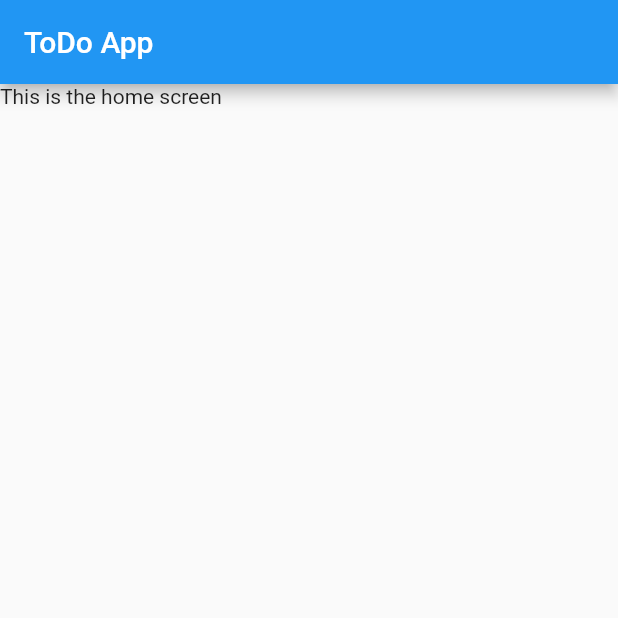
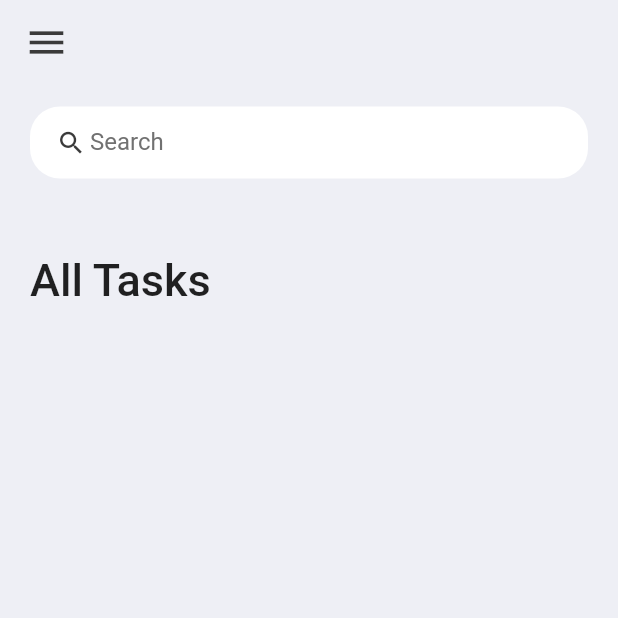
Before and after one commit to TripleJah/flutter_to_do_app, a Flutter app: the screen it shows after launch, on a phone screen of 412 x 824 dp, the top half of it. Run offline on Flutter 3.47's test engine with Material 2 defaults, Android fonts, the phone set to English and light mode, and no system bars.

Commit message:
added list build

```diff
--- a/flutter_todo/lib/main.dart
+++ b/flutter_todo/lib/main.dart
@@ -12,7 +12,9 @@ class MyApp extends StatelessWidget {
   // This widget is the root of your application.
   @override
   Widget build(BuildContext context) {
+    SystemChrome.setSystemUIOverlayStyle(SystemUiOverlayStyle(statusBarColor: Colors.transparent));
     return MaterialApp(
+      debugShowCheckedModeBanner: false,
       title: 'ToDo App',
       home: Home(),
     );
--- a/flutter_todo/lib/screens/home.dart
+++ b/flutter_todo/lib/screens/home.dart
@@ -1,4 +1,5 @@
 import 'package:flutter/material.dart';
+import 'package:flutter_todo/constant/colors.dart';
 
 class Home extends StatelessWidget {
   const Home({Key? key}) : super(key: key);
@@ -6,10 +7,77 @@ class Home extends StatelessWidget {
   @override
   Widget build(BuildContext context) {
     return Scaffold(
-      appBar: AppBar(title: Text('ToDo App')),
+      backgroundColor: tdBGColor,
+      appBar: _buildAppBar(),
       body: Container(
-        child: Text('This is the home screen'),
+        padding: EdgeInsets.symmetric(
+          horizontal: 20,
+          vertical: 15
+          ),
+        child: Column(
+          children: [
+            searchBox(),
+            Expanded(
+              child: ListView(
+                children: [
+                  Container(
+                    margin: EdgeInsets.only(
+                      top: 50,
+                      bottom: 20,
+                    ),
+                    child: Text(
+                      'All Tasks',
+                      style: TextStyle(
+                        fontSize: 30,
+                        fontWeight: FontWeight.w500,
+                      ),
+                    ),
+                  )
+                ],
+              ),
+            )
+          ],
+        ),
       ),
     );
   }
+
+Widget searchBox() {
+    return Container(
+      padding: EdgeInsets.symmetric(horizontal: 15),
+      decoration: BoxDecoration(
+        color: Colors.white,
+        borderRadius: BorderRadius.circular(20),
+      ),
+      child: TextField(
+        decoration: InputDecoration(
+          contentPadding: EdgeInsets.all(0),
+          prefixIcon: Icon(
+            Icons.search,
+            color: tdBlack,
+            size: 20,
+          ),
+          prefixIconConstraints: BoxConstraints(
+            maxHeight: 20,
+            minWidth: 25,
+          ),
+          border: InputBorder.none,
+          hintText: 'Search',
+          hintStyle: TextStyle(color: tdGrey),
+        ),
+      ),
+    );
+  }
+
+  AppBar _buildAppBar() {
+    return AppBar(
+      backgroundColor: tdBGColor,
+      elevation: 0,
+      title: Row(children: [
+        Icon(Icons.menu,
+        color: tdBlack,
+        size: 30)
+      ]),
+    );
+  }
 }
```
